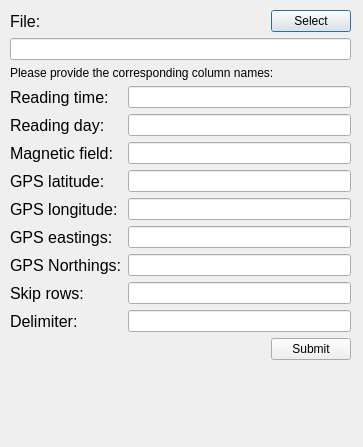
Old version of the form ui_elements/select_column_dialog.ui in the repository franktb/MagnetometryGui.
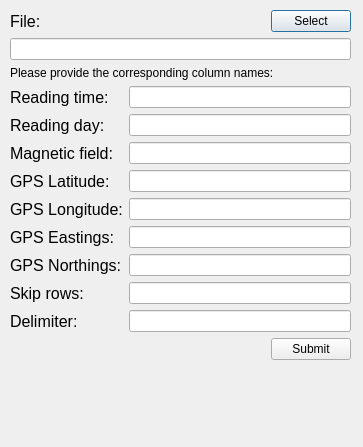
New version of the form.

What changed in the file:
```diff
--- a/ui_elements/select_column_dialog.ui
+++ b/ui_elements/select_column_dialog.ui
@@ -145,7 +145,7 @@
          </font>
         </property>
         <property name="text">
-         <string>GPS latitude:</string>
+         <string>GPS Latitude:</string>
         </property>
        </widget>
       </item>
@@ -160,7 +160,7 @@
          </font>
         </property>
         <property name="text">
-         <string>GPS longitude:</string>
+         <string>GPS Longitude:</string>
         </property>
        </widget>
       </item>
@@ -175,7 +175,7 @@
          </font>
         </property>
         <property name="text">
-         <string>GPS eastings:</string>
+         <string>GPS Eastings:</string>
         </property>
        </widget>
       </item>
```
Left out of the diff: 2 changed lines with no effect on the pictures.
